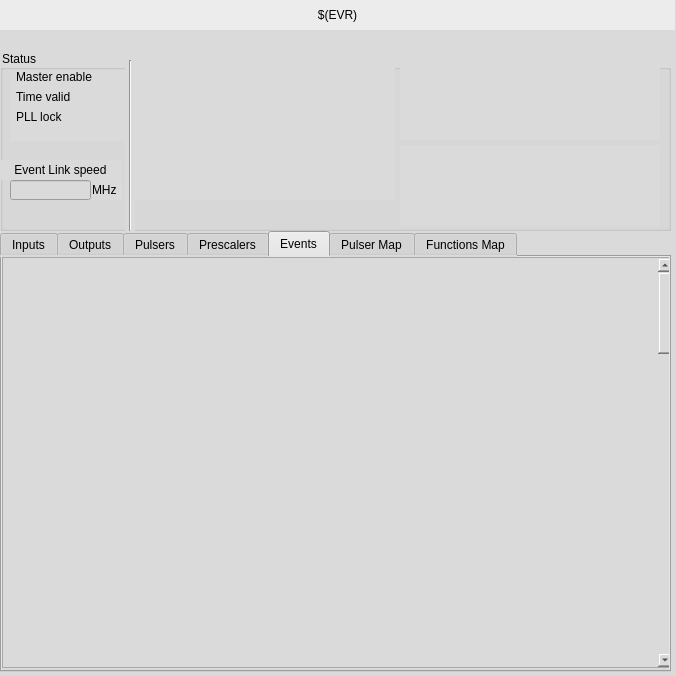
This is ui/EVR/evr_master.ui in epics-modules/mrfioc2 as Qt 5 draws it before an edit. The edited form follows.
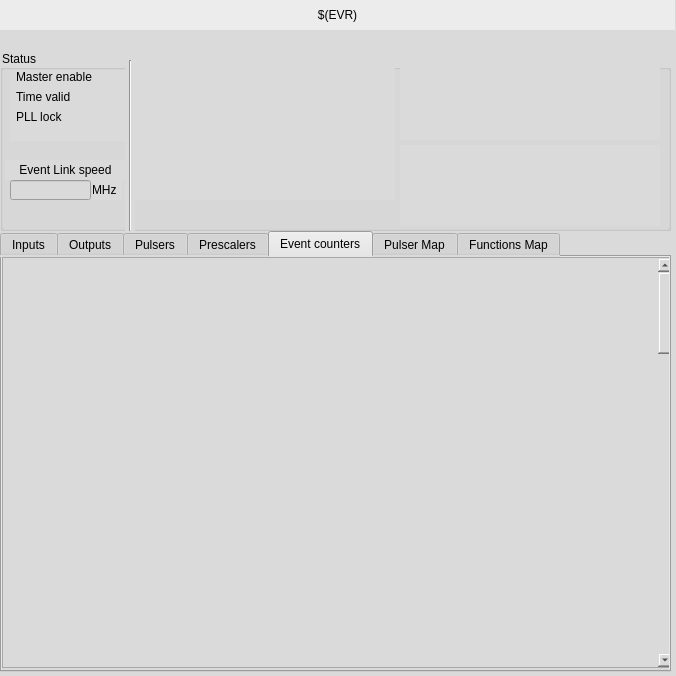
This is the edited form. The open tabs and pages were chosen to show the change. Custom widgets are drawn as their Qt base class.

What changed in the file:
```diff
--- a/ui/EVR/evr_master.ui
+++ b/ui/EVR/evr_master.ui
@@ -101,7 +101,7 @@
     <widget class="QLabel" name="label_11">
      <property name="geometry">
       <rect>
-       <x>0</x>
+       <x>5</x>
        <y>110</y>
        <width>121</width>
        <height>20</height>
@@ -817,7 +817,7 @@
     </widget>
     <widget class="QWidget" name="tab_5">
      <attribute name="title">
-      <string>Events</string>
+      <string>Event counters</string>
      </attribute>
      <widget class="QScrollArea" name="scrollArea_3">
       <property name="geometry">
```
Left out of the diff: 14 changed lines with no effect on the pictures.
